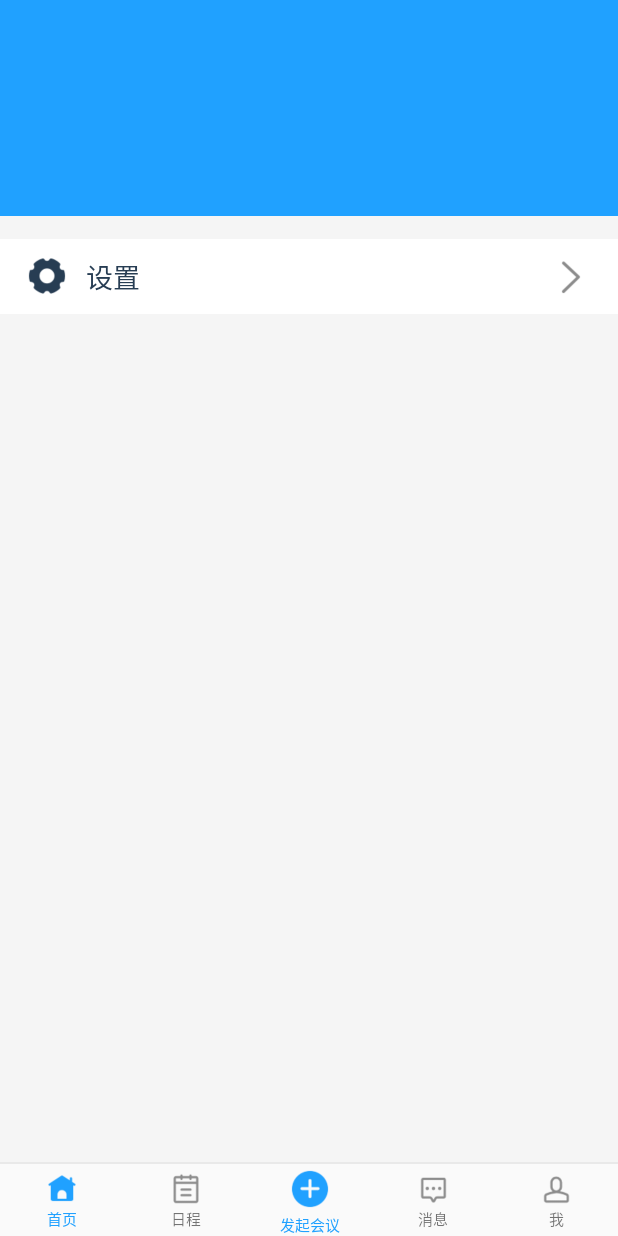
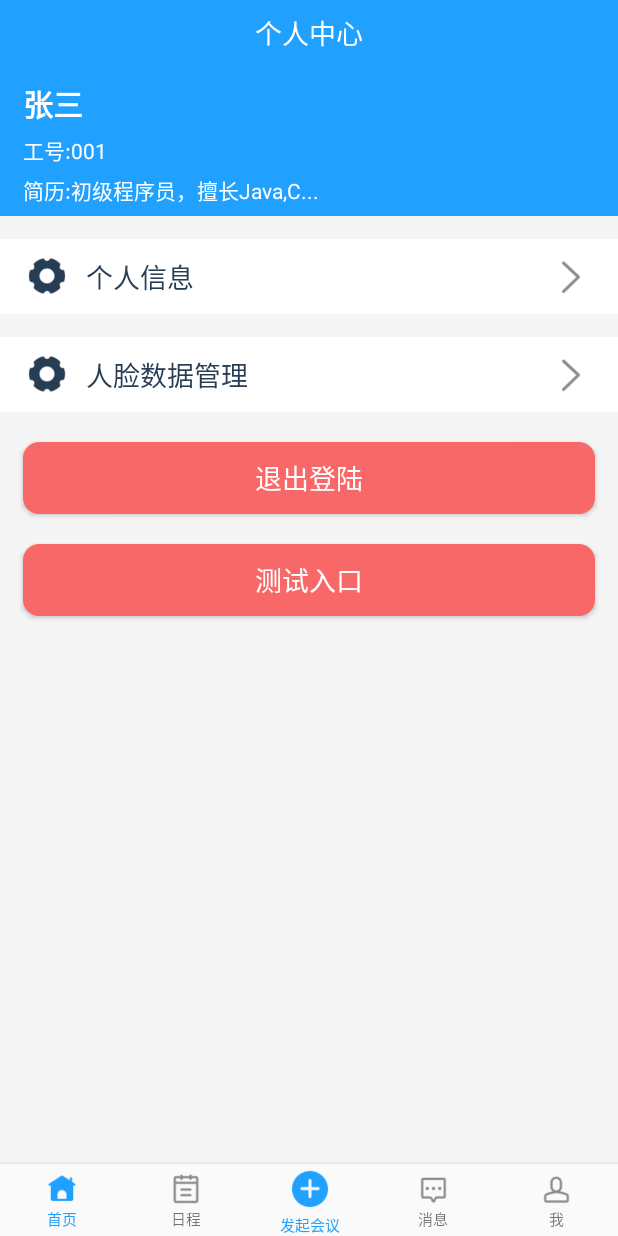
Before and after one commit to WuliTT520/CloudMeeting, an Android app: the fragment MineFragment placed in its activity, on a phone screen of 412 x 824 dp. Run offline under Robolectric (Android 15) with nearby library versions, the phone set to English and light mode, and no system bars.

Commit message:
添加测试入口

```diff
--- a/app/src/main/AndroidManifest.xml
+++ b/app/src/main/AndroidManifest.xml
@@ -27,7 +27,6 @@
         <activity android:name=".activity.ForgetActivity" />
         <activity android:name=".activity.SetPasswordActivity" />
         <activity android:name=".activity.FaceIDActivity" />
-        <activity android:name=".activity.SetingActivity"></activity>
     </application>
 
 </manifest>
--- a/app/src/main/java/com/zhihui/imeeting/cloudmeeting/activity/MainActivity.java
+++ b/app/src/main/java/com/zhihui/imeeting/cloudmeeting/activity/MainActivity.java
@@ -40,7 +40,7 @@ public class MainActivity extends AppCompatActivity {
         home_pic=findViewById(R.id.home_pic);
         schedule_pic=findViewById(R.id.schedule_pic);
         add_pic=findViewById(R.id.add_pic);
-        news_pic=findViewById(R.id.news_pic);
+        news_pic=findViewById(R.id.new_pic);
         mine_pic=findViewById(R.id.mine_pic);
 
         home_text=findViewById(R.id.home_text);
--- a/app/src/main/java/com/zhihui/imeeting/cloudmeeting/activity/MineFragment.java
+++ b/app/src/main/java/com/zhihui/imeeting/cloudmeeting/activity/MineFragment.java
@@ -1,10 +1,12 @@
 package com.zhihui.imeeting.cloudmeeting.activity;
 
+import android.content.Intent;
 import android.os.Bundle;
 import android.app.Fragment;
 import android.view.LayoutInflater;
 import android.view.View;
 import android.view.ViewGroup;
+import android.widget.Button;
 
 import com.zhihui.imeeting.cloudmeeting.R;
 
@@ -22,8 +24,8 @@ public class MineFragment extends Fragment {
     // TODO: Rename and change types of parameters
     private String mParam1;
     private String mParam2;
-
-
+    View view;
+    private Button ceshi;
     public MineFragment() {
         // Required empty public constructor
     }
@@ -59,7 +61,24 @@ public class MineFragment extends Fragment {
     public View onCreateView(LayoutInflater inflater, ViewGroup container,
                              Bundle savedInstanceState) {
         // Inflate the layout for this fragment
-        return inflater.inflate(R.layout.fragment_mine, container, false);
+        view = inflater.inflate(R.layout.fragment_mine, null);
+//        return inflater.inflate(R.layout.fragment_mine, container, false);
+        init();
+        setListener();
+        return view;
     }
 
+    public void init(){
+        ceshi=view.findViewById(R.id.ceshi);
+
+    }
+    public void setListener(){
+        ceshi.setOnClickListener(new View.OnClickListener() {
+            @Override
+            public void onClick(View view) {
+                Intent intent=new Intent(getActivity(),FaceIDActivity.class);
+                startActivity(intent);
+            }
+        });
+    }
 }
--- /dev/null
+++ b/app/src/main/res/drawable/red_button.xml
@@ -0,0 +1,12 @@
+<?xml version="1.0" encoding="utf-8"?>
+<shape xmlns:android="http://schemas.android.com/apk/res/android"
+    android:shape="rectangle" >
+
+    <!-- 填充的颜色 -->
+    <solid android:color="@color/dangerous" />
+
+    <!-- 设置按钮的四个角为弧形 -->
+    <!-- android:radius 弧形的半径 -->
+    <corners android:radius="16px" />
+
+</shape>
--- a/app/src/main/res/layout/activity_main.xml
+++ b/app/src/main/res/layout/activity_main.xml
@@ -100,7 +100,7 @@
             android:orientation="vertical">
 
             <ImageView
-                android:id="@+id/news_pic"
+                android:id="@+id/new_pic"
                 android:layout_width="match_parent"
                 android:layout_height="24dp"
                 android:layout_marginTop="6dp"
--- a/app/src/main/res/layout/fragment_home.xml
+++ b/app/src/main/res/layout/fragment_home.xml
@@ -6,9 +6,5 @@
     tools:context=".activity.HomeFragment">
 
     <!-- TODO: Update blank fragment layout -->
-    <TextView
-        android:layout_width="match_parent"
-        android:layout_height="match_parent"
-        android:text="@string/hello_blank_fragment" />
 
 </FrameLayout>
--- a/app/src/main/res/layout/fragment_mine.xml
+++ b/app/src/main/res/layout/fragment_mine.xml
@@ -15,17 +15,56 @@
         android:layout_width="match_parent"
         android:layout_height="44dp"
         android:background="@color/colorPrimary"
-        android:orientation="horizontal"></LinearLayout>
+        android:orientation="horizontal">
 
-    <FrameLayout
+        <TextView
+            android:layout_width="wrap_content"
+            android:layout_height="match_parent"
+            android:layout_weight="1"
+            android:gravity="center_vertical|center_horizontal"
+            android:text="个人中心"
+            android:textColor="@color/light"
+            android:textSize="18sp" />
+    </LinearLayout>
+
+    <LinearLayout
         android:layout_width="match_parent"
         android:layout_height="100dp"
-        android:background="@color/colorPrimaryDark">
+        android:background="@color/colorPrimaryDark"
+        android:orientation="vertical">
 
-    </FrameLayout>
+        <TextView
+            android:id="@+id/name"
+            android:layout_width="match_parent"
+            android:layout_height="wrap_content"
+            android:layout_marginLeft="15dp"
+            android:layout_marginTop="10dp"
+            android:text="张三"
+            android:textColor="@color/light"
+            android:textSize="20sp"
+            android:textStyle="bold" />
+
+        <TextView
+            android:id="@+id/workNum"
+            android:layout_width="match_parent"
+            android:layout_height="wrap_content"
+            android:layout_marginLeft="15dp"
+            android:layout_marginTop="5dp"
+            android:text="工号:001"
+            android:textColor="@color/light" />
+
+        <TextView
+            android:id="@+id/textView4"
+            android:layout_width="match_parent"
+            android:layout_height="wrap_content"
+            android:layout_marginLeft="15dp"
+            android:layout_marginTop="5dp"
+            android:text="简历:初级程序员，擅长Java,C..."
+            android:textColor="@color/light" />
+    </LinearLayout>
 
     <LinearLayout
-        android:id="@+id/set"
+        android:id="@+id/info"
         android:layout_width="match_parent"
         android:layout_height="50dp"
         android:layout_marginTop="15dp"
@@ -33,28 +72,81 @@
         android:orientation="horizontal">
 
         <ImageView
-            android:id="@+id/imageView4"
             android:layout_width="32dp"
             android:layout_height="wrap_content"
             android:layout_marginLeft="15dp"
             android:src="@drawable/set" />
 
         <TextView
-            android:id="@+id/textView"
             android:layout_width="wrap_content"
             android:layout_height="match_parent"
             android:layout_weight="1"
             android:gravity="center_vertical"
             android:paddingLeft="10dp"
-            android:text="设置"
+            android:text="个人信息"
             android:textColor="@color/strongText"
             android:textSize="18sp" />
 
         <ImageView
-            android:id="@+id/imageView5"
             android:layout_width="32dp"
             android:layout_height="wrap_content"
             android:layout_marginRight="15dp"
             android:src="@drawable/enter" />
     </LinearLayout>
+
+    <LinearLayout
+        android:id="@+id/face_manager"
+        android:layout_width="match_parent"
+        android:layout_height="50dp"
+        android:layout_marginTop="15dp"
+        android:background="@color/light"
+        android:orientation="horizontal">
+
+        <ImageView
+            android:layout_width="32dp"
+            android:layout_height="wrap_content"
+            android:layout_marginLeft="15dp"
+            android:src="@drawable/set" />
+
+        <TextView
+            android:layout_width="wrap_content"
+            android:layout_height="match_parent"
+            android:layout_weight="1"
+            android:gravity="center_vertical"
+            android:paddingLeft="10dp"
+            android:text="人脸数据管理"
+            android:textColor="@color/strongText"
+            android:textSize="18sp" />
+
+        <ImageView
+            android:layout_width="32dp"
+            android:layout_height="wrap_content"
+            android:layout_marginRight="15dp"
+            android:src="@drawable/enter" />
+    </LinearLayout>
+
+    <Button
+        android:id="@+id/logout"
+        android:layout_width="match_parent"
+        android:layout_height="wrap_content"
+        android:layout_marginLeft="15dp"
+        android:layout_marginTop="20dp"
+        android:layout_marginRight="15dp"
+        android:background="@drawable/red_button"
+        android:text="退出登陆"
+        android:textColor="@color/light"
+        android:textSize="18sp" />
+
+    <Button
+        android:id="@+id/ceshi"
+        android:layout_width="match_parent"
+        android:layout_height="wrap_content"
+        android:layout_marginLeft="15dp"
+        android:layout_marginTop="20dp"
+        android:layout_marginRight="15dp"
+        android:background="@drawable/red_button"
+        android:text="测试入口"
+        android:textColor="@color/light"
+        android:textSize="18sp" />
+
 </LinearLayout>
```
Also changed, not shown: app/src/main/java/com/zhihui/imeeting/cloudmeeting/activity/SetingActivity.java (deleted, +0 -15 lines), app/src/main/res/drawable/grey_button.xml (added, +12 -0 lines), app/src/main/res/layout/activity_seting.xml (deleted, +0 -9 lines), app/src/main/res/layout/fragment_news.xml (+35 -4 lines), app/src/main/res/layout/fragment_schedule.xml (+18 -5 lines), app/src/main/res/layout/news_item.xml (added, +51 -0 lines), app/src/main/res/drawable/news_item_pic.jpg (added).
